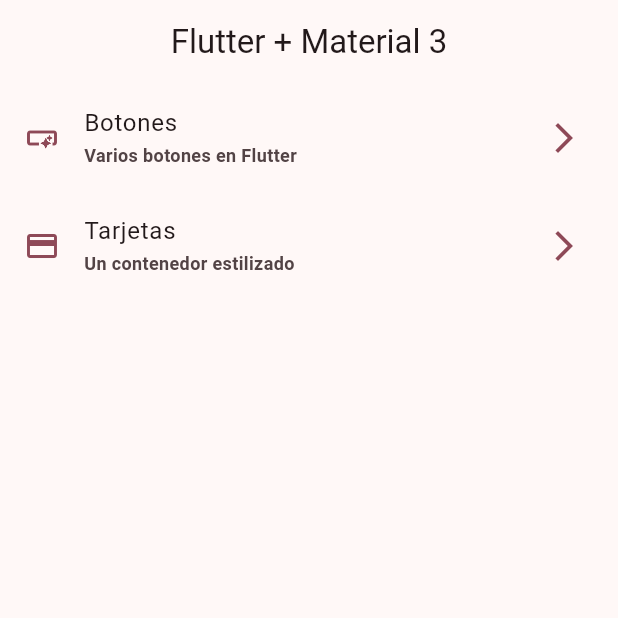
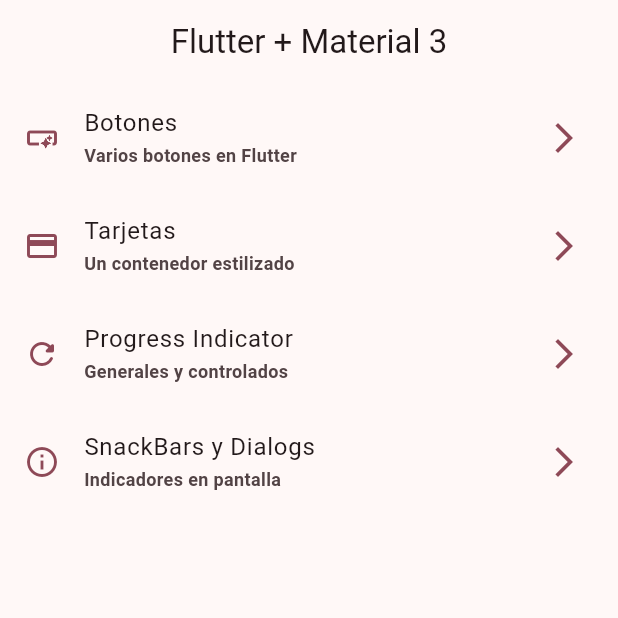
Before and after one commit to JEstebanDev/WidgetsApp, a Flutter app: the screen it shows after launch, on a phone screen of 412 x 824 dp, the top half of it. Run offline on Flutter 3.47's test engine with Material 3 defaults, Android fonts, the phone set to English and light mode, and no system bars; our stand-ins replace go_router.

Commit message:
:sparkles: Adding progress, snackbars and dialogs

```diff
--- a/lib/config/menu/menu_items.dart
+++ b/lib/config/menu/menu_items.dart
@@ -23,5 +23,15 @@
       title: 'Tarjetas',
       subTitle: 'Un contenedor estilizado',
       link: '/cards',
-      icon: Icons.credit_card)
+      icon: Icons.credit_card),
+  MenuItem(
+      title: 'Progress Indicator',
+      subTitle: 'Generales y controlados',
+      link: '/progress',
+      icon: Icons.refresh_rounded),
+  MenuItem(
+      title: 'SnackBars y Dialogs',
+      subTitle: 'Indicadores en pantalla',
+      link: '/snackbars',
+      icon: Icons.info_outline)
 ];
--- a/lib/config/router/app_router.dart
+++ b/lib/config/router/app_router.dart
@@ -26,5 +26,19 @@
         return const CardsScreen();
       },
     ),
+    GoRoute(
+      path: '/progress',
+      name: ProgressScreen.name,
+      builder: (BuildContext context, GoRouterState state) {
+        return const ProgressScreen();
+      },
+    ),
+    GoRoute(
+      path: '/snackbars',
+      name: SnackBarScreen.name,
+      builder: (BuildContext context, GoRouterState state) {
+        return const SnackBarScreen();
+      },
+    ),
   ],
 );
--- a/lib/main.dart
+++ b/lib/main.dart
@@ -13,6 +13,7 @@
   @override
   Widget build(BuildContext context) {
     return MaterialApp.router(
+      title: "Flutter Widgets",
       routerConfig: appRouter,
       debugShowCheckedModeBanner: false,
       theme: AppTheme(selectedColor: 7).getTheme(),
```
Also changed, not shown: lib/presentation/screens/progress/progress_screen.dart (+75 -1 lines), lib/presentation/screens/snackbar/snackbar_screen.dart (+57 -1 lines).
